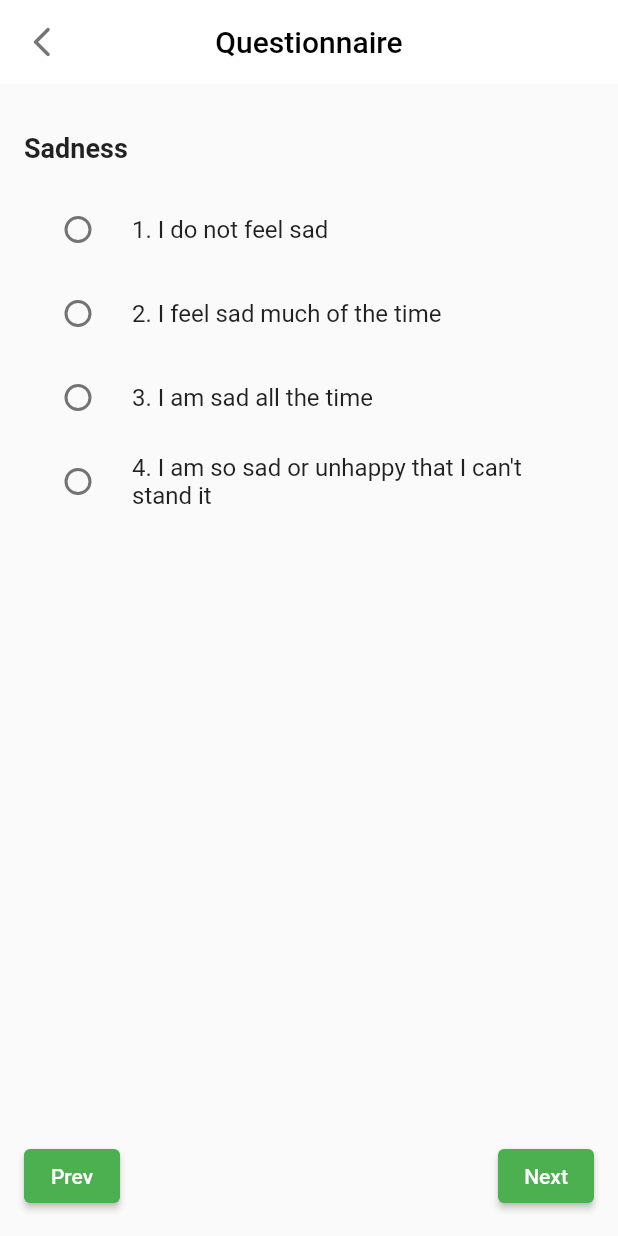
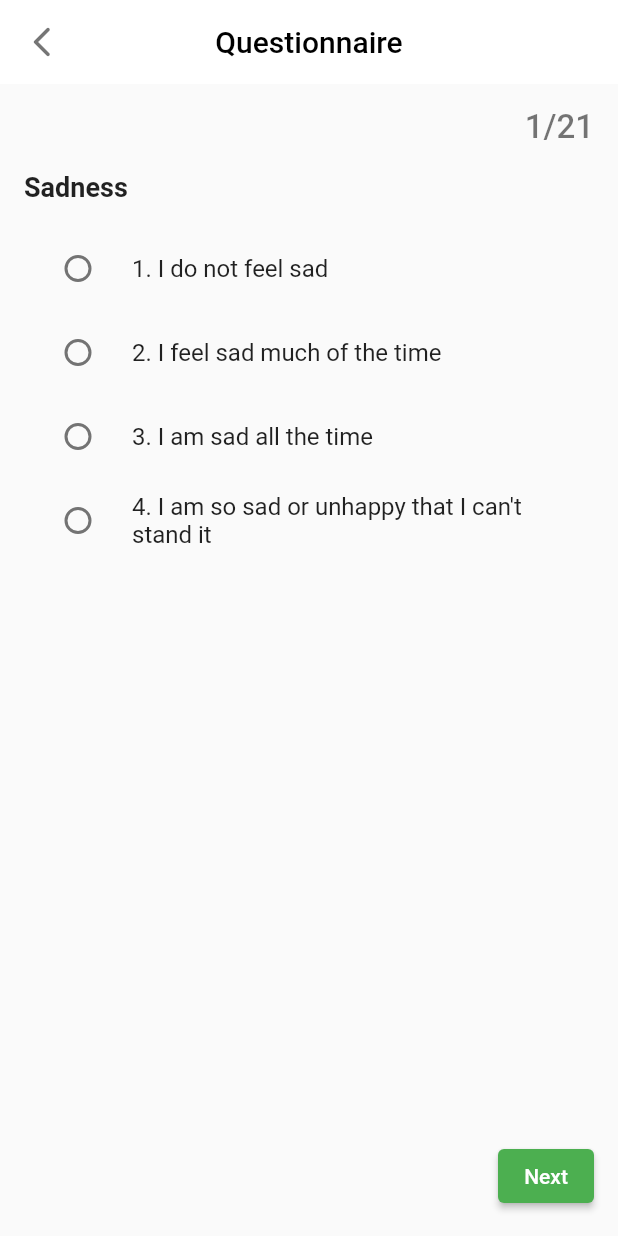
Before and after one commit to o-omki/depression-assessment-app, a Flutter app: the Questionnaire screen opened directly, on a phone screen of 412 x 824 dp. Run offline on Flutter 3.47's test engine with Material 2 defaults, Android fonts, the phone set to English and light mode, and no system bars; our stand-ins replace cloud_firestore, curved_navigation_bar, firebase_auth, firebase_core, fl_chart, glassmorphism and 1 more; accounts and stored records are empty; generated files the repository leaves out were written again.

Commit message:
Add functionality for visibility and functioning of prev, next and submit button

```diff
--- a/lib/screens/home/questionnaire.dart
+++ b/lib/screens/home/questionnaire.dart
@@ -1,4 +1,8 @@
+import 'dart:developer';
+
 import 'package:flutter/material.dart';
+
+import '../../main.dart';
 
 class Questionnaire extends StatefulWidget {
   const Questionnaire({super.key});
@@ -212,7 +216,8 @@ class _QuestionnaireState extends State<Questionnaire> {
   int score = 0;
 
   void _selectAnswer(String option) {
-    score += int.parse(option[0]);
+    // TODO: Fix the score bug
+    score += int.parse(option[0]) - 1;
     setState(() {
       _selectedAnswers[_currentQuestionIndex] = option;
     });
@@ -234,6 +239,27 @@ class _QuestionnaireState extends State<Questionnaire> {
     }
   }
 
+  _prevBtnVisibility() {
+    if (_currentQuestionIndex > 0) {
+      return true;
+    }
+    return false;
+  }
+
+  _nextBtnVisibility() {
+    if (_currentQuestionIndex < 20) {
+      return true;
+    }
+    return false;
+  }
+
+  _submitBtnVisibility() {
+    if (_currentQuestionIndex == 20) {
+      return true;
+    }
+    return false;
+  }
+
   Widget _buildQuestion(int index) {
     Map<String, dynamic> question = _questions[index];
     List<String> options = question['options'];
@@ -241,12 +267,12 @@ class _QuestionnaireState extends State<Questionnaire> {
     return Column(
       crossAxisAlignment: CrossAxisAlignment.start,
       children: [
-        SizedBox(height: 16),
+        const SizedBox(height: 16),
         Text(
           '${question['question']}',
-          style: TextStyle(fontSize: 18, fontWeight: FontWeight.bold),
+          style: const TextStyle(fontSize: 18, fontWeight: FontWeight.bold),
         ),
-        SizedBox(height: 16),
+        const SizedBox(height: 16),
         ...options.map((option) => RadioListTile(
               title: Text(option),
               value: option,
@@ -263,7 +289,7 @@ class _QuestionnaireState extends State<Questionnaire> {
       child: Scaffold(
         appBar: AppBar(
           leading: IconButton(
-            icon: Icon(Icons.arrow_back_ios_new_rounded),
+            icon: const Icon(Icons.arrow_back_ios_new_rounded),
             color: Colors.black54,
             onPressed: () {
               Navigator.pop(context);
@@ -276,21 +302,67 @@ class _QuestionnaireState extends State<Questionnaire> {
           elevation: 0,
         ),
         body: Padding(
-          padding: EdgeInsets.all(16),
+          padding: const EdgeInsets.all(16),
           child: Column(
             crossAxisAlignment: CrossAxisAlignment.stretch,
             children: [
+              Align(
+                alignment: Alignment.topRight,
+                child: Text(
+                  '${_currentQuestionIndex + 1}/21',
+                  style: const TextStyle(
+                      fontSize: 22,
+                      fontWeight: FontWeight.w500,
+                      color: Colors.black54),
+                ),
+              ),
               Expanded(child: _buildQuestion(_currentQuestionIndex)),
+              Visibility(
+                visible: _submitBtnVisibility(),
+                maintainSize: true,
+                maintainAnimation: true,
+                maintainState: true,
+                child: ElevatedButton.icon(
+                  onPressed: () {
+                    log('The Score is: $score');
+                    Navigator.pop(context);
+                    _showBottomSheet(context);
+                  },
+                  style: ElevatedButton.styleFrom(
+                      padding:
+                          EdgeInsets.symmetric(vertical: mq.height * 0.015)),
+                  icon: const Icon(Icons.library_books_rounded),
+                  label: const Text(
+                    'Submit',
+                    style: TextStyle(fontSize: 20),
+                  ),
+                ),
+              ),
+              SizedBox(
+                height: mq.height * 0.08,
+              ),
               Row(
                 mainAxisAlignment: MainAxisAlignment.spaceBetween,
                 children: [
-                  ElevatedButton(
-                    onPressed: _previousQuestion,
-                    child: Text('Prev'),
+                  Visibility(
+                    visible: _prevBtnVisibility(),
+                    maintainSize: true,
+                    maintainAnimation: true,
+                    maintainState: true,
+                    child: ElevatedButton(
+                      onPressed: _previousQuestion,
+                      child: const Text('Prev'),
+                    ),
                   ),
-                  ElevatedButton(
-                    onPressed: _nextQuestion,
-                    child: Text('Next'),
+                  Visibility(
+                    visible: _nextBtnVisibility(),
+                    maintainSize: true,
+                    maintainAnimation: true,
+                    maintainState: true,
+                    child: ElevatedButton(
+                      onPressed: _nextQuestion,
+                      child: const Text('Next'),
+                    ),
                   ),
                 ],
               ),
@@ -300,4 +372,76 @@ class _QuestionnaireState extends State<Questionnaire> {
       ),
     );
   }
+
+  // bottom sheet when clicked submit button
+  _showBottomSheet(BuildContext context) {
+    interpretation() {
+      if (score <= 9) {
+        return const Text(
+          'Not in Depression',
+          style: TextStyle(
+              fontSize: 20, fontWeight: FontWeight.w500, color: Colors.green),
+          textAlign: TextAlign.center,
+        );
+      } else if (score <= 18) {
+        return const Text(
+          'in Mild-Moderate Depression',
+          style: TextStyle(
+              fontSize: 20, fontWeight: FontWeight.w500, color: Colors.amber),
+          textAlign: TextAlign.center,
+        );
+      } else if (score <= 29) {
+        return const Text(
+          'in Moderate-Severe Depression',
+          style: TextStyle(
+              fontSize: 20, fontWeight: FontWeight.w500, color: Colors.amber),
+          textAlign: TextAlign.center,
+        );
+      } else {
+        return const Text(
+          'in Severe Depression',
+          style: TextStyle(
+              fontSize: 20, fontWeight: FontWeight.w500, color: Colors.red),
+          textAlign: TextAlign.center,
+        );
+      }
+    }
+
+    showModalBottomSheet(
+        context: context,
+        shape: const RoundedRectangleBorder(
+          borderRadius: BorderRadius.only(
+            topLeft: Radius.circular(20),
+            topRight: Radius.circular(20),
+          ),
+        ),
+        builder: (_) {
+          return ListView(
+              padding: EdgeInsets.only(
+                  top: mq.height * 0.03, bottom: mq.height * 0.05),
+              shrinkWrap: true,
+              children: [
+                const Text(
+                  'On the basis of your BDI Score your are',
+                  style: TextStyle(fontSize: 18, fontWeight: FontWeight.w500),
+                  textAlign: TextAlign.center,
+                ),
+                SizedBox(
+                  height: mq.height * 0.01,
+                ),
+                interpretation(),
+                SizedBox(
+                  height: mq.height * 0.05,
+                ),
+                const Text(
+                  'You may consider checking the Counselling Section',
+                  style: TextStyle(fontSize: 16, fontWeight: FontWeight.w400),
+                  textAlign: TextAlign.center,
+                ),
+                SizedBox(
+                  height: mq.height * 0.05,
+                ),
+              ]);
+        });
+  }
 }
```
